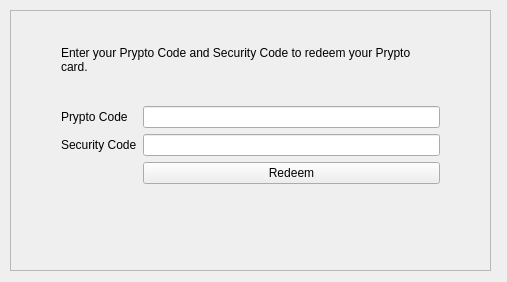
Qt form src/qt/forms/pryptopage.ui (transcoder/CasinoCoin) before a commit.
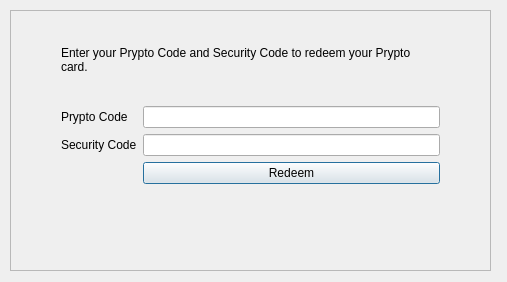
The same form after that commit. Icons and pictures are not drawn.

What changed in the file:
```diff
--- a/src/qt/forms/pryptopage.ui
+++ b/src/qt/forms/pryptopage.ui
@@ -83,6 +83,14 @@
     </item>
     <item row="4" column="1">
      <widget class="QPushButton" name="butRedeem">
+      <property name="styleSheet">
+       <string notr="true">background-color: rgb(166, 27, 31);
+color: rgb(255, 255, 255);
+pressed
+{
+background-color: rgb(166, 27, 31);
+}</string>
+      </property>
       <property name="text">
        <string>Redeem</string>
       </property>
@@ -91,7 +99,10 @@
         <normaloff>:/icons/res/icons/prypto.png</normaloff>:/icons/res/icons/prypto.png</iconset>
       </property>
       <property name="autoDefault">
-       <bool>false</bool>
+       <bool>true</bool>
+      </property>
+      <property name="default">
+       <bool>true</bool>
       </property>
      </widget>
     </item>
```
